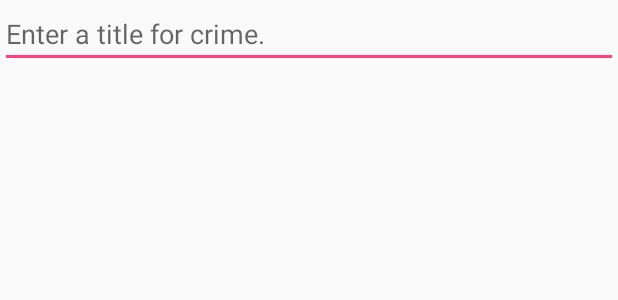
After one commit to but42/CriminalIntent, an Android app: the layout fragment_crime.xml on its own in the app's theme, with its tools: preview values and no code run, on a phone screen of 412 x 824 dp. The commit adds this screen. Shown: the top 300 px of the screen. Run offline under Robolectric (Android 15) with nearby library versions, the phone set to English and light mode, and no system bars.

Commit message:
Add first fragment

```diff
--- /dev/null
+++ b/app/src/main/res/layout/fragment_crime.xml
@@ -0,0 +1,13 @@
+<?xml version="1.0" encoding="utf-8"?>
+<LinearLayout xmlns:android="http://schemas.android.com/apk/res/android"
+              android:orientation="vertical"
+              android:layout_width="match_parent"
+              android:layout_height="match_parent">
+
+    <EditText
+            android:id="@+id/crime_title"
+            android:layout_width="match_parent"
+            android:layout_height="wrap_content"
+            android:hint="@string/crime_title_hint"/>
+
+</LinearLayout>
--- a/app/src/main/res/values/strings.xml
+++ b/app/src/main/res/values/strings.xml
@@ -1,3 +1,4 @@
 <resources>
     <string name="app_name">CriminalIntent</string>
+    <string name="crime_title_hint">Enter a title for crime.</string>
 </resources>
```
Also changed, not shown: app/src/main/java/com/but42/criminalintent/Crime.java (added, +27 -0 lines), app/src/main/java/com/but42/criminalintent/CrimeActivity.java (+12 -0 lines), app/src/main/java/com/but42/criminalintent/CrimeFragment.java (added, +51 -0 lines), app/src/main/res/layout/activity_crime.xml (+4 -14 lines), 1 other file.
